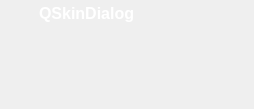
Qt form trunk/QSkinDialog/qskindialog.ui (c3c/quazaa) before a commit.
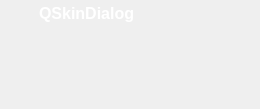
The same form after that commit. Icons and pictures are not drawn.

Diff of the .ui file:
```diff
--- a/trunk/QSkinDialog/qskindialog.ui
+++ b/trunk/QSkinDialog/qskindialog.ui
@@ -6,7 +6,7 @@
    <rect>
     <x>0</x>
     <y>0</y>
-    <width>254</width>
+    <width>260</width>
     <height>109</height>
    </rect>
   </property>
@@ -250,7 +250,7 @@
       </sizepolicy>
      </property>
      <property name="autoFillBackground">
-      <bool>true</bool>
+      <bool>false</bool>
      </property>
      <layout class="QVBoxLayout" name="layoutContents">
       <property name="spacing">
```
